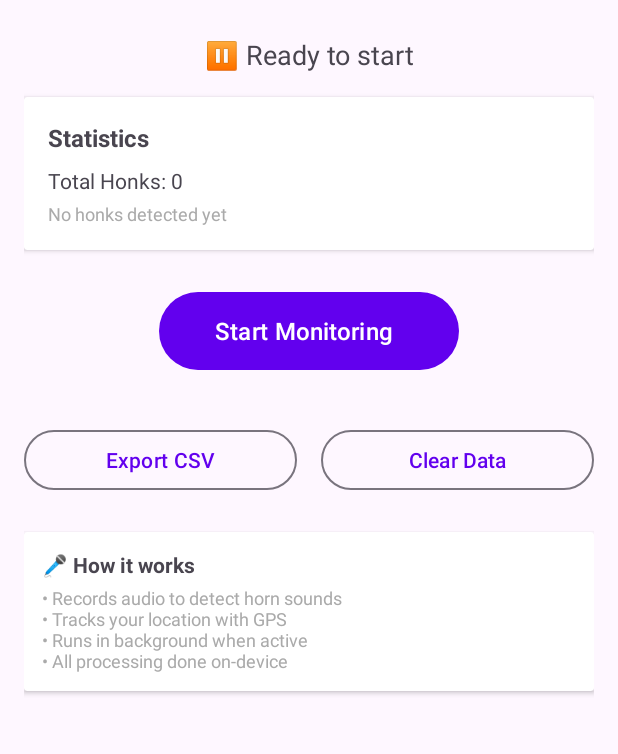
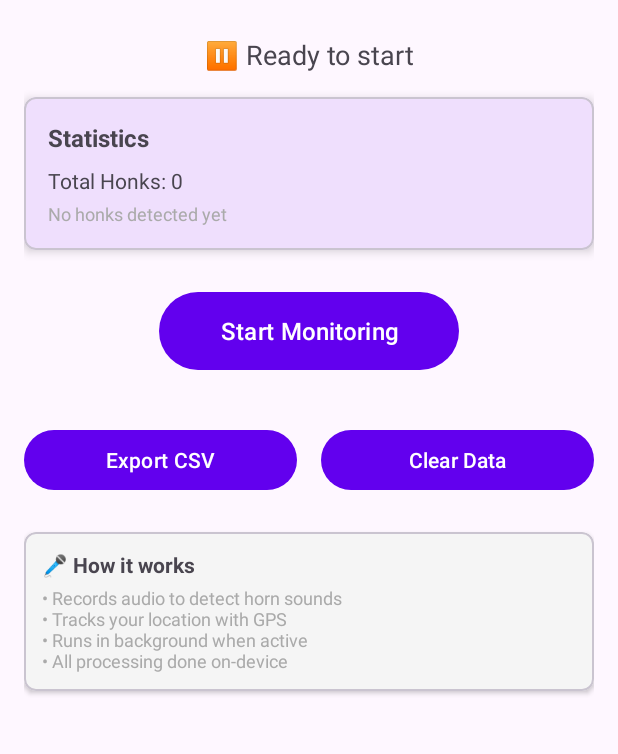
Before and after one commit to sillypari/HonkMonitor, an Android app: the layout activity_main.xml on its own in the app's theme, with its tools: preview values and no code run, on a phone screen of 412 x 824 dp, the part 73-827 px from its top. Run offline under Robolectric (Android 15) with nearby library versions, the phone set to English and light mode, and no system bars.

Commit message:
V 1.0 Ready

```diff
--- a/app/src/main/AndroidManifest.xml
+++ b/app/src/main/AndroidManifest.xml
@@ -20,6 +20,7 @@
         android:dataExtractionRules="@xml/data_extraction_rules"
         android:fullBackupContent="@xml/backup_rules"
         android:icon="@mipmap/ic_launcher"
+        android:roundIcon="@mipmap/ic_launcher_round"
         android:label="@string/app_name"
         android:theme="@style/Theme.HonkMonitor"
         tools:targetApi="31">
--- a/app/src/main/java/com/honkmonitor/data/HonkRepository.kt
+++ b/app/src/main/java/com/honkmonitor/data/HonkRepository.kt
@@ -1,11 +1,8 @@
 package com.honkmonitor.data
 
 import kotlinx.coroutines.flow.Flow
-import javax.inject.Inject
-import javax.inject.Singleton
 
-@Singleton
-class HonkRepository @Inject constructor(
+class HonkRepository(
     private val dao: HonkEventDao
 ) {
 
--- a/app/src/main/res/layout/activity_main.xml
+++ b/app/src/main/res/layout/activity_main.xml
@@ -1,5 +1,6 @@
 <?xml version="1.0" encoding="utf-8"?>
 <LinearLayout xmlns:android="http://schemas.android.com/apk/res/android"
+    xmlns:app="http://schemas.android.com/apk/res-auto"
     android:layout_width="match_parent"
     android:layout_height="match_parent"
     android:orientation="vertical"
@@ -27,12 +28,12 @@
         android:gravity="center" />
 
     <!-- Statistics Card -->
-    <androidx.cardview.widget.CardView
+    <com.google.android.material.card.MaterialCardView
         android:layout_width="match_parent"
         android:layout_height="wrap_content"
         android:layout_marginBottom="24dp"
-        android:cardCornerRadius="8dp"
-        android:cardElevation="4dp">
+        app:cardCornerRadius="8dp"
+        app:cardElevation="4dp">
 
         <LinearLayout
             android:layout_width="match_parent"
@@ -66,7 +67,7 @@
 
         </LinearLayout>
 
-    </androidx.cardview.widget.CardView>
+    </com.google.android.material.card.MaterialCardView>
 
     <!-- Control Buttons -->
     <Button
@@ -75,8 +76,7 @@
         android:layout_height="60dp"
         android:text="Start Monitoring"
         android:textSize="16sp"
-        android:layout_marginBottom="16dp"
-        style="@style/Widget.Material3.Button.Icon" />
+        android:layout_marginBottom="16dp" />
 
     <!-- Action Buttons Row -->
     <LinearLayout
@@ -92,8 +92,7 @@
             android:layout_height="wrap_content"
             android:layout_weight="1"
             android:layout_marginEnd="8dp"
-            android:text="Export CSV"
-            style="@style/Widget.Material3.Button.OutlinedButton" />
+            android:text="Export CSV" />
 
         <Button
             android:id="@+id/btn_clear"
@@ -101,19 +100,18 @@
             android:layout_height="wrap_content"
             android:layout_weight="1"
             android:layout_marginStart="8dp"
-            android:text="Clear Data"
-            style="@style/Widget.Material3.Button.OutlinedButton" />
+            android:text="Clear Data" />
 
     </LinearLayout>
 
     <!-- Info Card -->
-    <androidx.cardview.widget.CardView
+    <com.google.android.material.card.MaterialCardView
         android:layout_width="match_parent"
         android:layout_height="wrap_content"
         android:layout_marginTop="24dp"
-        android:cardCornerRadius="8dp"
-        android:cardElevation="2dp"
-        android:cardBackgroundColor="#F5F5F5">
+        app:cardCornerRadius="8dp"
+        app:cardElevation="2dp"
+        app:cardBackgroundColor="#F5F5F5">
 
         <LinearLayout
             android:layout_width="match_parent"
@@ -138,6 +136,6 @@
 
         </LinearLayout>
 
-    </androidx.cardview.widget.CardView>
+    </com.google.android.material.card.MaterialCardView>
 
 </LinearLayout>
--- /dev/null
+++ b/app/src/main/res/mipmap-anydpi-v26/ic_launcher.xml
@@ -0,0 +1,5 @@
+<?xml version="1.0" encoding="utf-8"?>
+<adaptive-icon xmlns:android="http://schemas.android.com/apk/res/android">
+    <background android:drawable="@color/ic_launcher_background"/>
+    <foreground android:drawable="@drawable/ic_microphone"/>
+</adaptive-icon>
--- /dev/null
+++ b/app/src/main/res/mipmap-anydpi-v26/ic_launcher_round.xml
@@ -0,0 +1,5 @@
+<?xml version="1.0" encoding="utf-8"?>
+<adaptive-icon xmlns:android="http://schemas.android.com/apk/res/android">
+    <background android:drawable="@color/ic_launcher_background"/>
+    <foreground android:drawable="@drawable/ic_microphone"/>
+</adaptive-icon>
--- a/app/src/main/res/values/colors.xml
+++ b/app/src/main/res/values/colors.xml
@@ -7,4 +7,5 @@
     <color name="teal_700">#FF018786</color>
     <color name="black">#FF000000</color>
     <color name="white">#FFFFFFFF</color>
+    <color name="ic_launcher_background">#3DDC84</color>
 </resources>
--- a/build.gradle
+++ b/build.gradle
@@ -6,8 +6,9 @@ buildscript {
         mavenCentral()
     }
     dependencies {
-        classpath "com.android.tools.build:gradle:8.1.4"
+        classpath "com.android.tools.build:gradle:8.1.2"
         classpath "org.jetbrains.kotlin:kotlin-gradle-plugin:$kotlin_version"
+        classpath "com.google.devtools.ksp:com.google.devtools.ksp.gradle.plugin:1.9.10-1.0.13"
     }
 }
 
--- a/gradle.properties
+++ b/gradle.properties
@@ -8,3 +8,8 @@ android.nonTransitiveRClass=false
 
 # Java compatibility for newer JVM versions
 org.gradle.java.installations.auto-download=false
+# Disable problematic Android features with Java 23
+android.experimental.lint.missingBaselineFile=ignore
+android.suppressUnsupportedCompileSdk=34
+# Force Gradle to work with newer Java versions
+org.gradle.jvm.version=17
```
Also changed, not shown: app/build.gradle (+8 -5 lines), app/src/main/java/com/honkmonitor/audio/HornDetector.kt (+89 -14 lines), app/src/main/res/drawable/ic_microphone.xml (added, +10 -0 lines), 1 other file.
